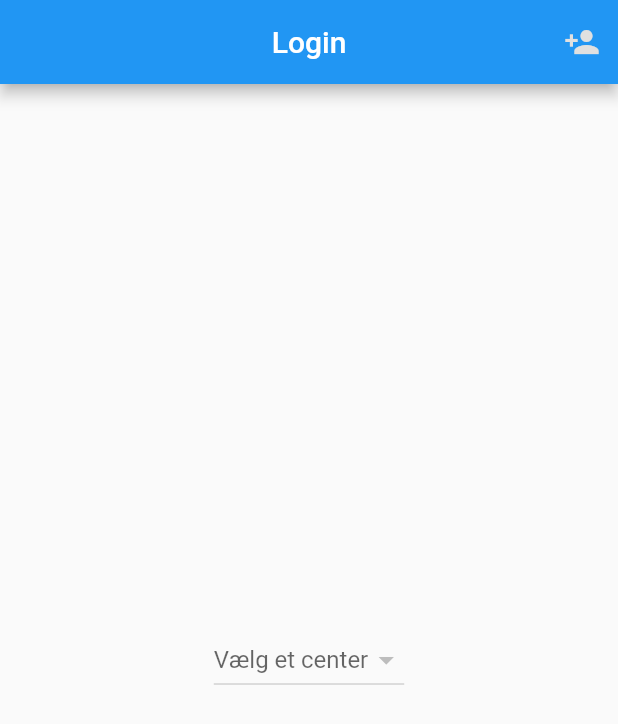
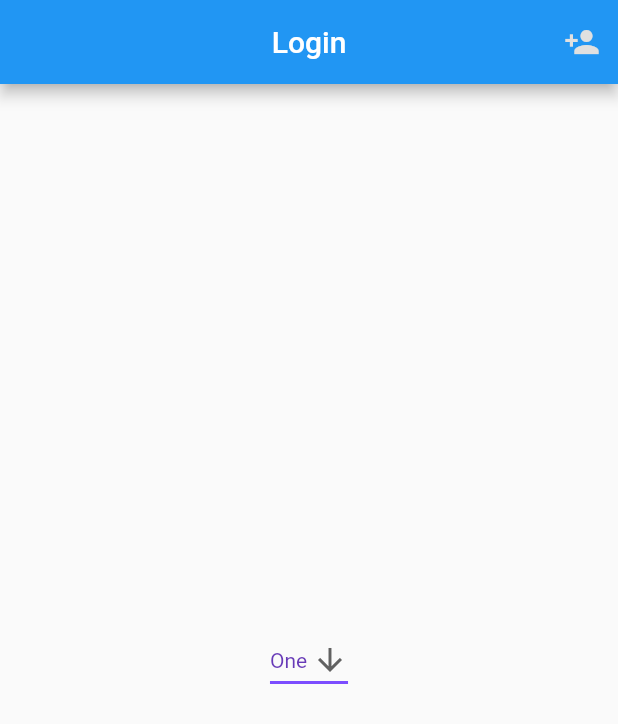
Before and after one commit to ITCphmed/Ballefonen, a Flutter app: the screen it shows after launch, on a phone screen of 412 x 824 dp. Shown: the top 724 px of the screen. Run offline on Flutter 3.47's test engine with Material 2 defaults, Android fonts, the phone set to English and light mode, and no system bars; missing offline and left inert: passcode_screen, postgres.

Commit message:
Forsiden passer nu isValid til Chat
Tilføjet en Bool på loginskærmen der er 1 hvis balle eller 0 hvis center. Denne skal bruges til at lave betinget viderestilling.

```diff
--- a/ballefon/lib/main.dart
+++ b/ballefon/lib/main.dart
@@ -16,8 +16,11 @@ class MyApp extends StatelessWidget {
       home: Login(title: 'Login'),
       initialRoute: '/',
       routes: {
-        '/ChatScreen': (context) => ChatScreen(),
+        '/ChatScreen': (context) => ChatScreen(
+              isValid: false,
+            ),
         '/OverviewScreen': (context) => OverviewScreen(),
+        '/CenterConfirmButton': (context) => CenterConfirmButton(),
       },
     );
   }
--- a/ballefon/lib/screens/login/login.dart
+++ b/ballefon/lib/screens/login/login.dart
@@ -1,6 +1,7 @@
 library passcode_screen;
 
 import 'dart:async';
+import 'package:ballefon/screens/chat/chat.dart';
 import 'package:flutter/material.dart';
 import 'package:passcode_screen/circle.dart';
 import 'package:passcode_screen/keyboard.dart';
@@ -21,36 +22,44 @@ class LoginState extends State<Login> {
       StreamController<bool>.broadcast();
 
   bool isAuthenticated = false;
+  bool isValid = false;
 
-  // List<DropdownMenuItem<String>> list;
-  // @override
-  // void initState() {
-  //   super.initState();
-  //   list = [];
-  //   DB.initialize().then((status) {
-  //     if(status) {
-  //       DB.getData().then((listMap) {
-  //         listMap.map((map) {
-  //           print(map.toString());
-  //           return getDropdownWidget(map);
-  //         })
-  //       })
-  //     }
-  //   })
-  // }
-
+  String dropdownValue = "One";
   @override
   Widget build(BuildContext context) {
     return Scaffold(
-        appBar: AppBar(
-          centerTitle: true,
-          title: Text(widget.title),
-          actions: <Widget>[_defaultLockScreenButton(context)],
+      appBar: AppBar(
+        centerTitle: true,
+        title: Text(widget.title),
+        actions: <Widget>[_defaultLockScreenButton(context)],
+      ),
+      body: Center(
+        child: DropdownButton<String>(
+          value: dropdownValue,
+          icon: const Icon(Icons.arrow_downward),
+          iconSize: 24,
+          elevation: 16,
+          style: const TextStyle(color: Colors.deepPurple),
+          underline: Container(
+            height: 2,
+            color: Colors.deepPurpleAccent,
+          ),
+          onChanged: (String? newValue) {
+            setState(() {
+              dropdownValue = newValue!;
+            });
+            Navigator.pushNamed(context, '/CenterConfirmButton');
+          },
+          items: <String>['One', 'Two', 'Free', 'Four']
+              .map<DropdownMenuItem<String>>((String value) {
+            return DropdownMenuItem<String>(
+              value: value,
+              child: Text(value),
+            );
+          }).toList(),
         ),
-        body: Center(
-          child: DropdownButton(
-              hint: Text("Vælg et center"), onChanged: (value) {}, items: null),
-        ));
+      ),
+    );
   }
 
   _defaultLockScreenButton(BuildContext context) => IconButton(
@@ -68,8 +77,6 @@ class LoginState extends State<Login> {
           );
         },
       );
-
-  String centres = "CPHMED Bella Center";
 
   _showLockScreen(
     BuildContext context, {
@@ -128,7 +135,7 @@ class LoginState extends State<Login> {
     if (isAuthenticated) {
       Navigator.pushReplacement(
         context,
-        MaterialPageRoute(builder: (context) => Login(title: "Login2")),
+        MaterialPageRoute(builder: (context) => ChatScreen(isValid: true)),
       );
     }
   }
@@ -144,7 +151,11 @@ class CenterConfirmButton extends StatelessWidget {
       actions: [
         TextButton(
           onPressed: () {
-            Navigator.pushReplacementNamed(context, '/ChatScreen');
+            Navigator.pushReplacement(
+              context,
+              MaterialPageRoute(
+                  builder: (context) => ChatScreen(isValid: false)),
+            );
           },
           child: Container(
             child: Text("Yes"),
```
Also changed, not shown: ballefon/lib/screens/chat/chat.dart (+24 -2 lines).
